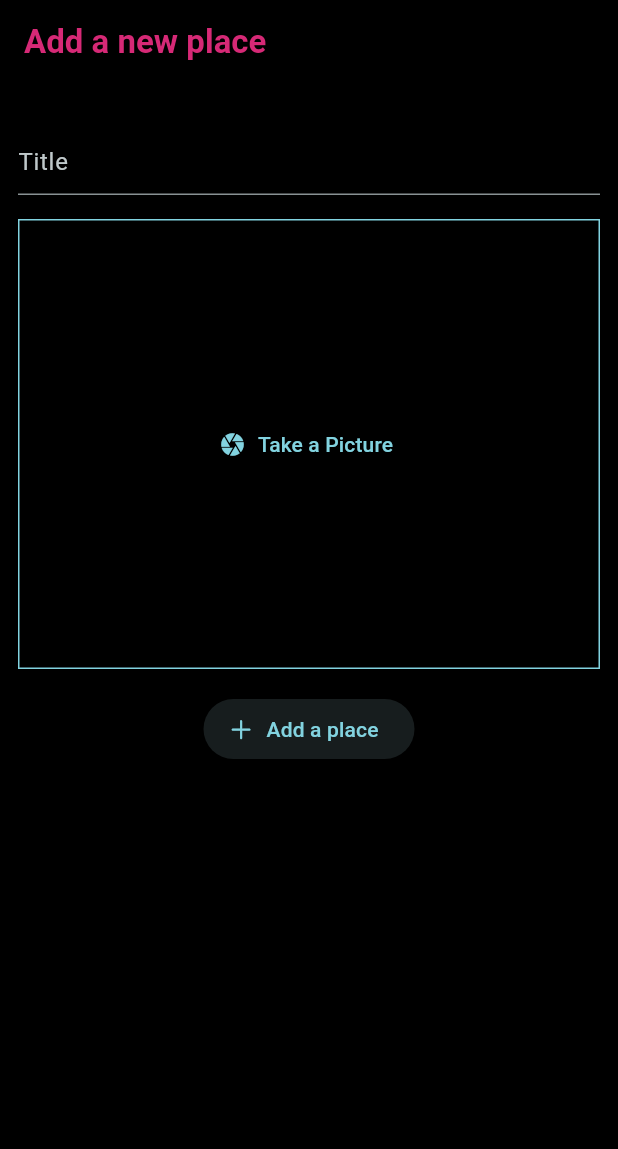
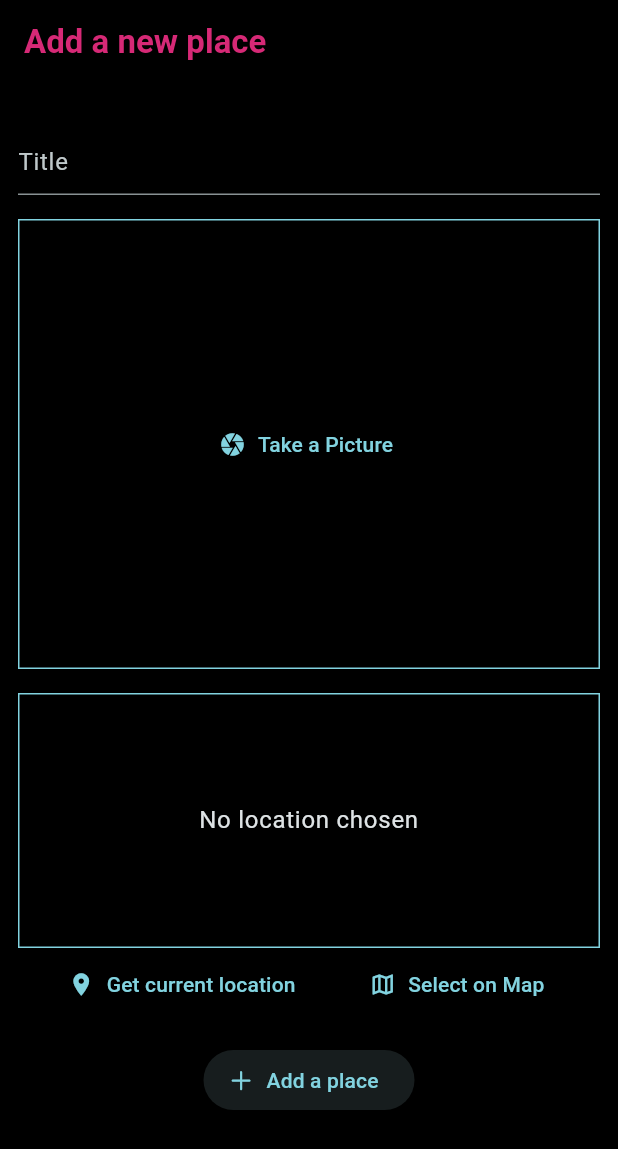
Before and after one commit to abhaybissa31/flutter-fav-places, a Flutter app: the AddNewPlaces screen opened directly, after a tap on "Add a place", on a phone screen of 412 x 824 dp. Shown: the top 1149 px of the screen. Run offline on Flutter 3.47's test engine with Material 3 defaults, Android fonts, the phone set to English and light mode, and no system bars; our stand-ins replace flutter_riverpod, google_fonts, image_picker, location.

Commit message:
some major gltitch related to gradle happened, lets see how it goes now

```diff
--- a/lib/screens/add_place.dart
+++ b/lib/screens/add_place.dart
@@ -2,6 +2,7 @@ import 'dart:io';
 
 import 'package:favorite_places/providers/user_places.dart';
 import 'package:favorite_places/widgets/image_input.dart';
+import 'package:favorite_places/widgets/location_input.dart';
 import 'package:flutter/cupertino.dart';
 import 'package:flutter/material.dart';
 import 'package:flutter_riverpod/flutter_riverpod.dart';
@@ -18,12 +19,12 @@ class _AddNewPlacesState extends ConsumerState<AddNewPlaces> {
   File? _selectedImage;
 
   void _savedPlaces(){
-    final _enteredText = _titleController.text;
+    final enteredText = _titleController.text;
 
-    if (_enteredText.isEmpty || _selectedImage == null) {
+    if (enteredText.isEmpty || _selectedImage == null) {
       return;
     }
-    ref.read(userPlacesProvider.notifier).addPlace(_enteredText,_selectedImage!);
+    ref.read(userPlacesProvider.notifier).addPlace(enteredText,_selectedImage!);
 
     Navigator.of(context).pop();
 
@@ -68,6 +69,8 @@ class _AddNewPlacesState extends ConsumerState<AddNewPlaces> {
              ImageInput(onPickImage: (image) {
               _selectedImage = image;
             },),
+            const SizedBox(height: 16,),
+            const LocationInput(),
             const SizedBox(
               height: 16,
             ),
--- a/lib/screens/fav.dart
+++ b/lib/screens/fav.dart
@@ -1,8 +1,10 @@
 import 'package:flutter/material.dart';
 
 class FavItem extends StatelessWidget{
+  const FavItem({super.key});
+
   @override
   Widget build(BuildContext context) {
-    return Scaffold();
+    return const Scaffold();
   }
 }
--- a/lib/screens/loadingscreen.dart
+++ b/lib/screens/loadingscreen.dart
@@ -4,6 +4,8 @@ import 'package:favorite_places/screens/places.dart';
 import 'package:flutter/material.dart';
 import 'package:google_fonts/google_fonts.dart';
 class Loadingscreen extends StatefulWidget {
+  const Loadingscreen({super.key});
+
   @override
   Splash createState() => Splash();
 }
--- a/lib/screens/places.dart
+++ b/lib/screens/places.dart
@@ -7,6 +7,8 @@ import 'package:flutter_riverpod/flutter_riverpod.dart';
 import 'package:google_fonts/google_fonts.dart';
 
 class PlacesScreen extends ConsumerWidget{
+  const PlacesScreen({super.key});
+
    void _addNewPlace(BuildContext context) async {
     Navigator.of(context).push(
       PageRouteBuilder(
--- a/lib/widgets/card.dart
+++ b/lib/widgets/card.dart
@@ -3,7 +3,7 @@ import 'package:favorite_places/screens/place_details.dart';
 import 'package:flutter/material.dart';
 
 class CardData extends StatelessWidget {
-  CardData({super.key, required this.place});
+  const CardData({super.key, required this.place});
   final PlaceModel place;
 
   @override
--- a/lib/widgets/image_input.dart
+++ b/lib/widgets/image_input.dart
@@ -86,7 +86,7 @@ class _ImageInputState extends State<ImageInput> {
                             // onPressed:,
                             color: Colors.white,
                           ),
-                          const Text(
+                          Text(
                             'Choose from Gallery',
                             style: TextStyle(color: Colors.white),
                           )
--- /dev/null
+++ b/lib/widgets/location_input.dart
@@ -0,0 +1,99 @@
+import 'package:flutter/material.dart';
+import 'package:location/location.dart';
+
+class LocationInput extends StatefulWidget {
+  const LocationInput({super.key});
+
+  @override
+  State<LocationInput> createState() {
+    return _LocationInputState();
+  }
+}
+
+class _LocationInputState extends State<LocationInput> {
+  Location? _pickedLocation;
+  bool _isGettingLoaded = false;
+
+  void _getCurrentLocation() async {
+    Location location = Location();
+
+    bool serviceEnabled;
+    PermissionStatus permissionGranted;
+    LocationData locationData;
+
+    serviceEnabled = await location.serviceEnabled();
+    if (!serviceEnabled) {
+      serviceEnabled = await location.requestService();
+      if (!serviceEnabled) {
+        return;
+      }
+    }
+
+    permissionGranted = await location.hasPermission();
+    if (permissionGranted == PermissionStatus.denied) {
+      permissionGranted = await location.requestPermission();
+      if (permissionGranted != PermissionStatus.granted) {
+        return;
+      }
+    }
+    setState(() {
+      _isGettingLoaded = true;
+    });
+
+    locationData = await location.getLocation();
+    setState(() {
+      _isGettingLoaded = false;
+    });
+    print('-----------------------latitude');
+    print(locationData.latitude);
+    print('-------------------------longitude');
+    print(locationData.longitude);
+  }
+
+  @override
+  Widget build(BuildContext context) {
+    Widget previewContent =  Text(
+            "No location chosen",
+            textAlign: TextAlign.center,
+            style: Theme.of(context)
+                .textTheme
+                .bodyLarge!
+                .copyWith(color: Theme.of(context).colorScheme.onSurface),
+          );
+
+  if (_isGettingLoaded) {
+      previewContent = const CircularProgressIndicator.adaptive();
+  }
+    return Column(
+      children: [
+        Container(
+          height: 170,
+          width: double.infinity,
+          alignment: Alignment.center,
+          decoration: BoxDecoration(
+            border: Border.all(
+              width: 1,
+              color: Theme.of(context).colorScheme.primary,
+            ),
+          ),
+          child:previewContent,
+        ),
+        Row(
+          mainAxisAlignment: MainAxisAlignment.spaceEvenly,
+          children: [
+            TextButton.icon(
+              onPressed: () {},
+              label: const Text("Get current location"),
+              icon: const Icon(Icons.location_on),
+            ),
+            TextButton.icon(
+              onPressed: () {},
+              label: const Text("Select on Map"),
+              icon: const Icon(Icons.map_outlined),
+            ),
+          ],
+        ),
+      ],
+    );
+  }
+}
--- a/pubspec.yaml
+++ b/pubspec.yaml
@@ -39,6 +39,7 @@ dependencies:
   uuid: ^4.4.2
   flutter_riverpod: ^2.5.1
   image_picker: ^1.1.2
+  location: ^7.0.0
 
 dev_dependencies:
   flutter_test:
```
Also changed, not shown: lib/screens/place_details.dart (+3 -4 lines), pubspec.lock, 1 other file.
